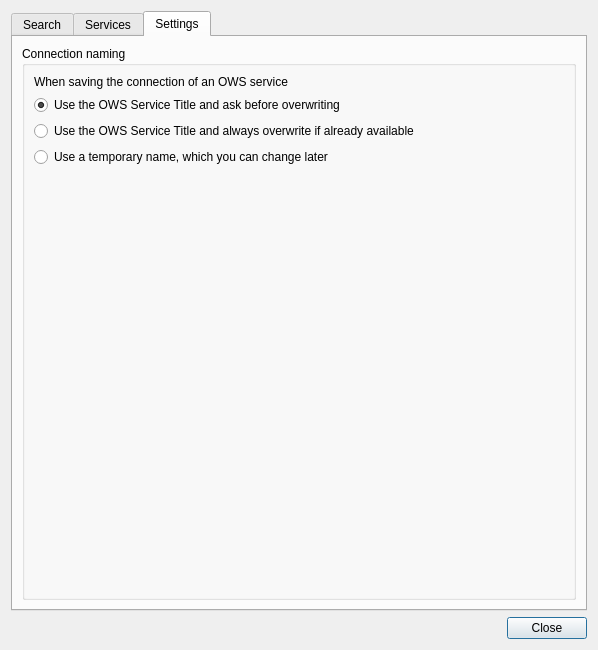
Before: the Qt Designer form plugin/MetaSearch/ui/maindialog.ui in nextgis/qgis_cswclient, drawn with Qt 5.
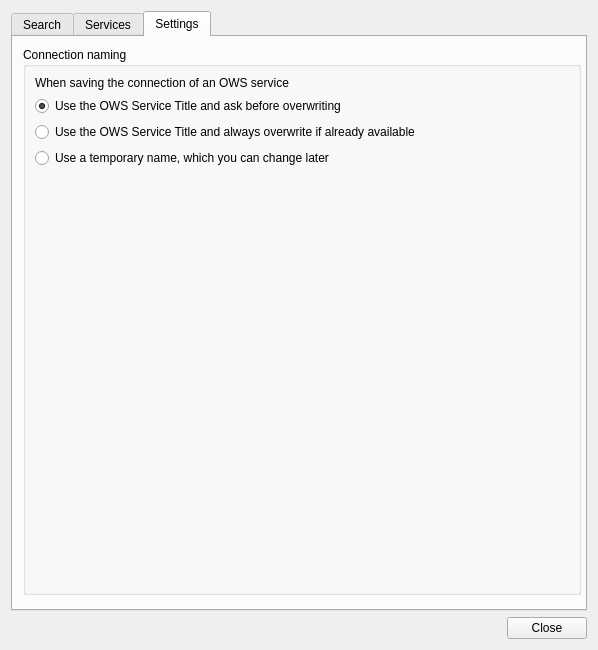
After: the same form once the commit is applied. The open tabs and pages were chosen to show the change.

Commit message: removing qbuttongroup as pyuic4 on osgeo4w has troubles with it

```diff
--- a/plugin/MetaSearch/ui/maindialog.ui
+++ b/plugin/MetaSearch/ui/maindialog.ui
@@ -13,18 +13,8 @@
   <property name="windowTitle">
    <string>MetaSearch client</string>
   </property>
-  <layout class="QGridLayout" name="gridLayout_2">
-   <item row="1" column="0">
-    <widget class="QDialogButtonBox" name="buttonBox">
-     <property name="orientation">
-      <enum>Qt::Horizontal</enum>
-     </property>
-     <property name="standardButtons">
-      <set>QDialogButtonBox::Close</set>
-     </property>
-    </widget>
-   </item>
-   <item row="0" column="0">
+  <layout class="QVBoxLayout" name="verticalLayout">
+   <item>
     <widget class="QTabWidget" name="tabWidget">
      <property name="currentIndex">
       <number>2</number>
@@ -336,22 +326,28 @@
       <attribute name="title">
        <string>Settings</string>
       </attribute>
-      <layout class="QGridLayout" name="gridLayout_3">
-       <item row="1" column="0">
-        <widget class="QGroupBox" name="groupBox_3">
+      <widget class="QGroupBox" name="saveStrategyGroup">
+       <property name="geometry">
+        <rect>
+         <x>10</x>
+         <y>10</y>
+         <width>558</width>
+         <height>548</height>
+        </rect>
+       </property>
          <property name="title">
           <string>Connection naming</string>
          </property>
-         <layout class="QVBoxLayout" name="verticalLayout">
+       <layout class="QVBoxLayout" name="verticalLayout_3">
           <item>
-           <widget class="QLabel" name="label_5">
+         <widget class="QLabel" name="lblSaveStrategy">
             <property name="text">
              <string>When saving the connection of an OWS service</string>
             </property>
            </widget>
           </item>
           <item>
-           <widget class="QRadioButton" name="titleAsk">
+         <widget class="QRadioButton" name="radioTitleAsk">
             <property name="text">
              <string>Use the OWS Service Title and ask before overwriting</string>
             </property>
@@ -364,7 +360,7 @@
            </widget>
           </item>
           <item>
-           <widget class="QRadioButton" name="titleNoAsk">
+         <widget class="QRadioButton" name="radioTitleNoAsk">
             <property name="text">
              <string>Use the OWS Service Title and always overwrite if already available</string>
             </property>
@@ -374,7 +370,7 @@
            </widget>
           </item>
           <item>
-           <widget class="QRadioButton" name="tempName">
+         <widget class="QRadioButton" name="radioTempName">
             <property name="text">
              <string>Use a temporary name, which you can change later</string>
             </property>
@@ -398,9 +394,17 @@
           </item>
          </layout>
         </widget>
-       </item>
-      </layout>
-     </widget>
+     </widget>
+    </widget>
+   </item>
+   <item>
+    <widget class="QDialogButtonBox" name="buttonBox">
+     <property name="orientation">
+      <enum>Qt::Horizontal</enum>
+     </property>
+     <property name="standardButtons">
+      <set>QDialogButtonBox::Close</set>
+     </property>
     </widget>
    </item>
   </layout>
```
Left out of the diff: 46 changed lines with no effect on the pictures. Lines whose indentation alone changed are shown as unchanged. The commit also changes 1 other file.
